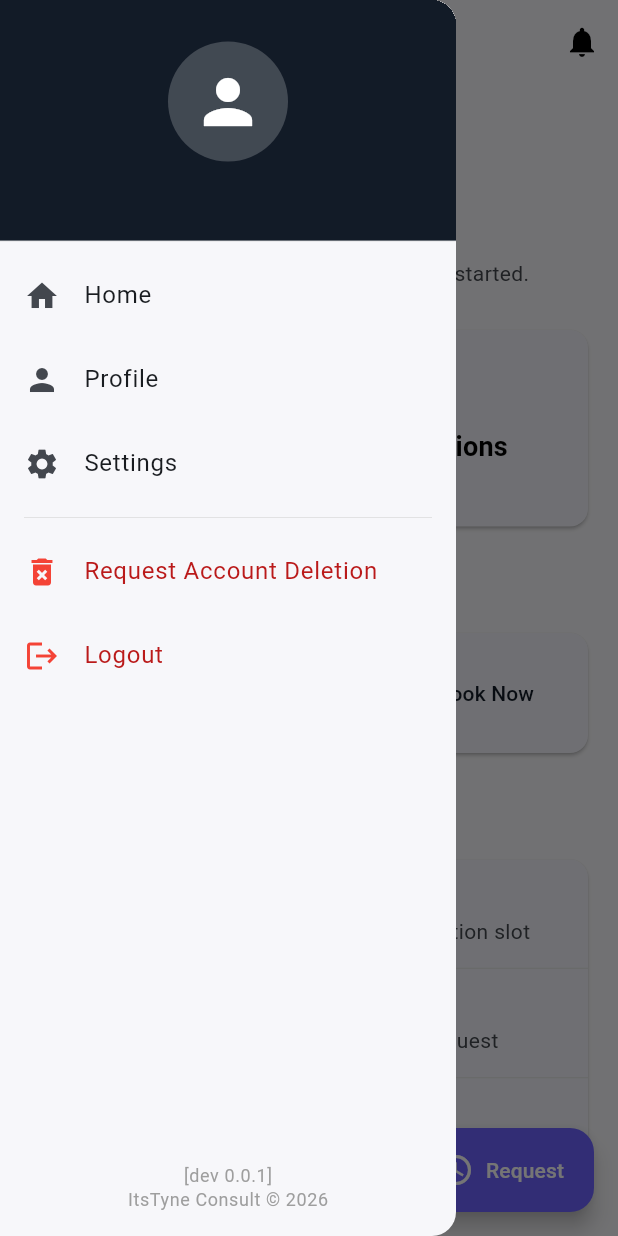
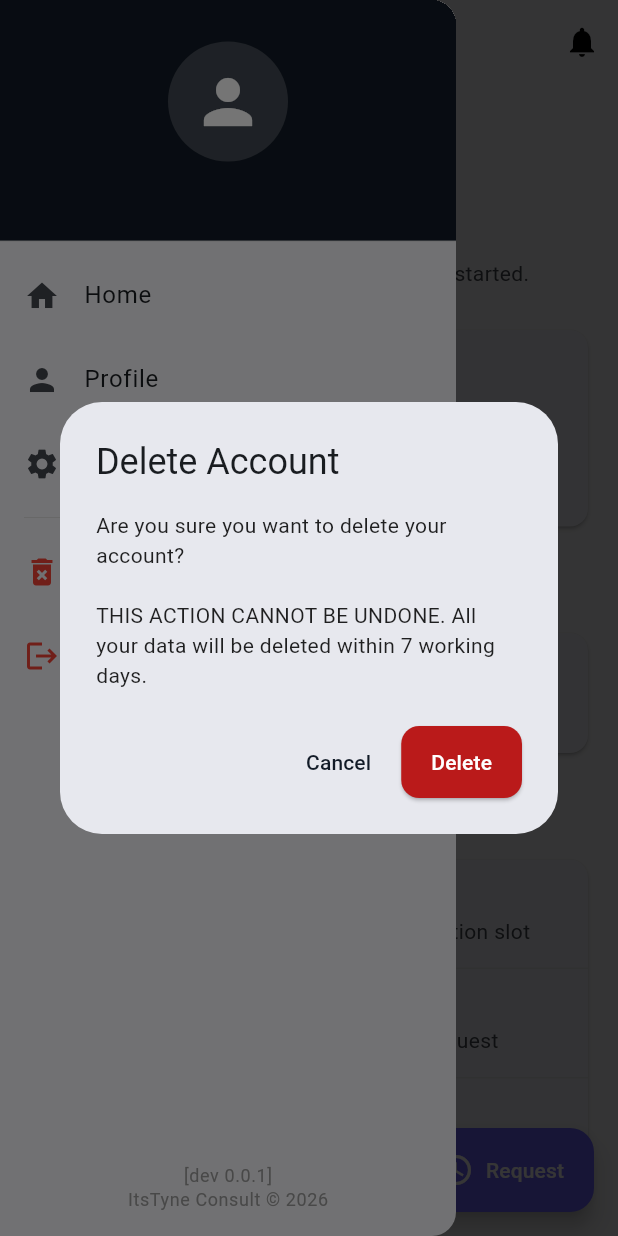
Before and after one commit to tyneaung-cto/its_tyne_consult, a Flutter app: the HomeView screen opened by its route, in the side drawer, after a tap on "Request Account Deletion", on a phone screen of 412 x 824 dp. Run offline on Flutter 3.47's test engine with Material 3 defaults, Android fonts, the phone set to English and light mode, and no system bars; our stand-ins replace cloud_firestore, cloud_functions, firebase_auth, firebase_core, firebase_messaging, firebase_storage and 4 more; accounts and stored records are empty; generated files the repository leaves out were written again.

Commit message:
req-del func added

```diff
--- a/lib/app/core/services/firestore_service.dart
+++ b/lib/app/core/services/firestore_service.dart
@@ -84,6 +84,15 @@ class FirestoreService {
     if (doc.exists) {
       final data = doc.data();
       return data?['isBanned'] ?? false;
+    }
+    return false;
+  }
+
+  Future<bool> isRequestedDel(String uid) async {
+    final doc = await _db.collection('users').doc(uid).get();
+    if (doc.exists) {
+      final data = doc.data();
+      return data?['requestDel'] ?? false;
     }
     return false;
   }
--- a/lib/app/data/models/app_user_model.dart
+++ b/lib/app/data/models/app_user_model.dart
@@ -9,6 +9,8 @@ class AppUser {
   final bool isBanned;
   final String profileImage;
   final DateTime createdAt;
+  final bool requestDel;
+  final DateTime? requestDelApplyDate;
 
   AppUser({
     required this.uid,
@@ -19,6 +21,8 @@ class AppUser {
     required this.isBanned,
     required this.profileImage,
     required this.createdAt,
+    required this.requestDel,
+    this.requestDelApplyDate,
   });
 
   factory AppUser.fromMap(String uid, Map<String, dynamic> data) {
@@ -31,6 +35,10 @@ class AppUser {
       isBanned: data['isBanned'] ?? false,
       profileImage: data['profile_image'] ?? '',
       createdAt: data['createdAt']?.toDate() ?? DateTime.now(),
+      requestDel: data['requestDel'] ?? false,
+      requestDelApplyDate: data['requestDelApplyDate'] != null
+          ? (data['requestDelApplyDate'] as Timestamp).toDate()
+          : null,
     );
   }
 
--- a/lib/app/modules/auth-gate/controllers/auth_gate_controller.dart
+++ b/lib/app/modules/auth-gate/controllers/auth_gate_controller.dart
@@ -32,6 +32,9 @@ class AuthGateController extends GetxController {
       if (exists) {
         final isBanned = await FirestoreService.instance.isUserBanned(user.uid);
         final isUser = await FirestoreService.instance.isUser(user.uid);
+        final isRequestDeleted = await FirestoreService.instance.isRequestedDel(
+          user.uid,
+        );
         // 🔔 Subscribe user to FCM topics after auth success
         final role = await FcmService.getUserRole(user.uid);
         await FcmService.subscribeTopics(role);
@@ -40,6 +43,8 @@ class AuthGateController extends GetxController {
           await _auth.signOut();
           Get.offAllNamed(Routes.BANNED_HOME);
           return;
+        } else if (isRequestDeleted) {
+          Get.offAllNamed(Routes.REQUEST_DEL_HOME);
         } else if (isUser) {
           Get.offAllNamed(Routes.HOME);
         } else {
--- a/lib/app/routes/app_routes.dart
+++ b/lib/app/routes/app_routes.dart
@@ -25,6 +25,7 @@ abstract class Routes {
   static const CREATE_FCM = _Paths.CREATE_FCM;
   static const ADMIN_LIST_SESSIONS = _Paths.ADMIN_LIST_SESSIONS;
   static const ABOUT = _Paths.ABOUT;
+  static const REQUEST_DEL_HOME = _Paths.REQUEST_DEL_HOME;
 }
 
 abstract class _Paths {
@@ -50,4 +51,5 @@ abstract class _Paths {
   static const CREATE_FCM = '/create-fcm';
   static const ADMIN_LIST_SESSIONS = '/admin-list-sessions';
   static const ABOUT = '/about';
+  static const REQUEST_DEL_HOME = '/request-del-home';
 }
--- a/lib/app/shared/widgets/my_drawer.dart
+++ b/lib/app/shared/widgets/my_drawer.dart
@@ -1,4 +1,5 @@
 import 'package:flutter/material.dart';
+import 'package:cloud_firestore/cloud_firestore.dart';
 import 'package:get/get.dart';
 import 'package:its_tyne_consult/app/core/constants/app_constants.dart';
 import 'package:its_tyne_consult/app/core/services/auth_service.dart';
@@ -131,7 +132,66 @@ class _MyDrawerState extends State<MyDrawer> {
                         textStyle: TextStyle(
                           color: Theme.of(context).colorScheme.error,
                         ),
-                        onTap: () {},
+                        onTap: () async {
+                          final confirm = await showDialog<bool>(
+                            context: context,
+                            builder: (ctx) => AlertDialog(
+                              title: const Text('Delete Account'),
+                              content: const Text(
+                                'Are you sure you want to delete your account?\n\nTHIS ACTION CANNOT BE UNDONE. All your data will be deleted within 7 working days.',
+                              ),
+                              actions: [
+                                TextButton(
+                                  onPressed: () => Navigator.pop(ctx, false),
+                                  child: const Text('Cancel'),
+                                ),
+                                ElevatedButton(
+                                  style: ElevatedButton.styleFrom(
+                                    backgroundColor:
+                                        Theme.of(context).colorScheme.error,
+                                    foregroundColor:
+                                        Theme.of(context).colorScheme.onError,
+                                  ),
+                                  onPressed: () => Navigator.pop(ctx, true),
+                                  child: const Text('Delete'),
+                                ),
+                              ],
+                            ),
+                          );
+
+                          if (confirm == true) {
+                            final uid = AuthService().getCurrentUser()?.uid;
+
+                            if (uid != null) {
+                              try {
+                                final applyDate = DateTime.now();
+
+                                await FirebaseFirestore.instance
+                                    .collection('users')
+                                    .doc(uid)
+                                    .update({
+                                  'requestDel': true,
+                                  'requestDelApplyDate':
+                                      Timestamp.fromDate(applyDate),
+                                });
+
+                                debugPrint(
+                                    '🗑️ Account deletion requested -> $uid at $applyDate');
+                              } catch (e) {
+                                debugPrint(
+                                    '❌ request deletion update error: $e');
+                              }
+                            }
+
+                            Get.back();
+
+                            Get.snackbar(
+                              'Request Submitted',
+                              'Your account deletion request has been received. Our team will process it within 7 working days.',
+                              snackPosition: SnackPosition.BOTTOM,
+                            );
+                          }
+                        },
                       ),
                       DrawerListTile(
                         title: "Logout",
```
Also changed, not shown: lib/app/modules/request-del-home/bindings/request_del_home_binding.dart (added, +12 -0 lines), lib/app/modules/request-del-home/controllers/request_del_home_controller.dart (added, +106 -0 lines), lib/app/modules/request-del-home/views/request_del_home_view.dart (added, +140 -0 lines), lib/app/routes/app_pages.dart (+7 -0 lines).
